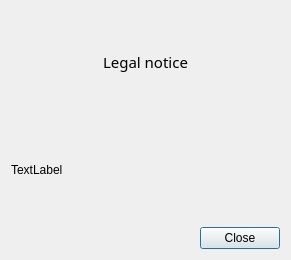
First picture: the form in src/gui/legalnotice.ui, repository nextcloud/desktop, before the edit.
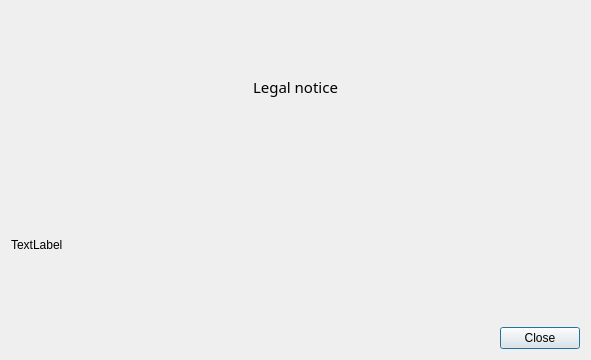
Second picture: the form after the edit.

Commit message:
Settings dialog: Move detailed version info from About section to Legal notice dialog
- Enlarge dialog widget to show full content
- Implement Dark-/Light-Mode switching (hyperlinks)

Diff of the .ui file:
```diff
--- a/src/gui/legalnotice.ui
+++ b/src/gui/legalnotice.ui
@@ -6,8 +6,8 @@
    <rect>
     <x>0</x>
     <y>0</y>
-    <width>291</width>
-    <height>260</height>
+    <width>591</width>
+    <height>360</height>
    </rect>
   </property>
   <property name="windowTitle">
```
The commit also changes 2 other files.
